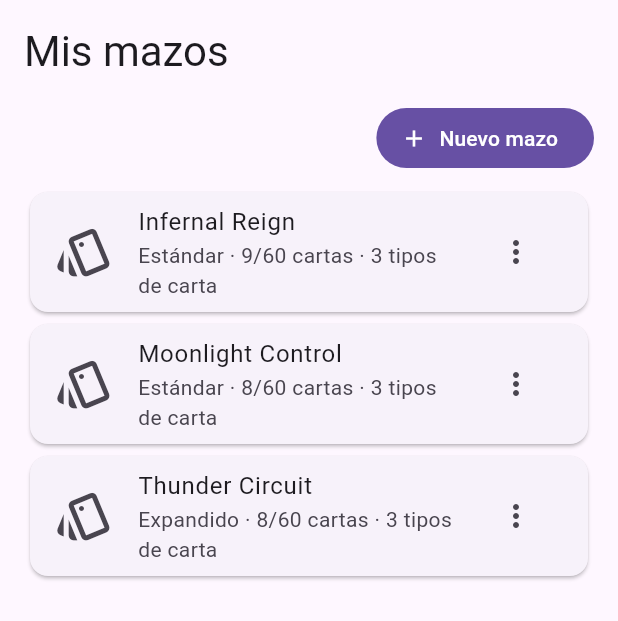
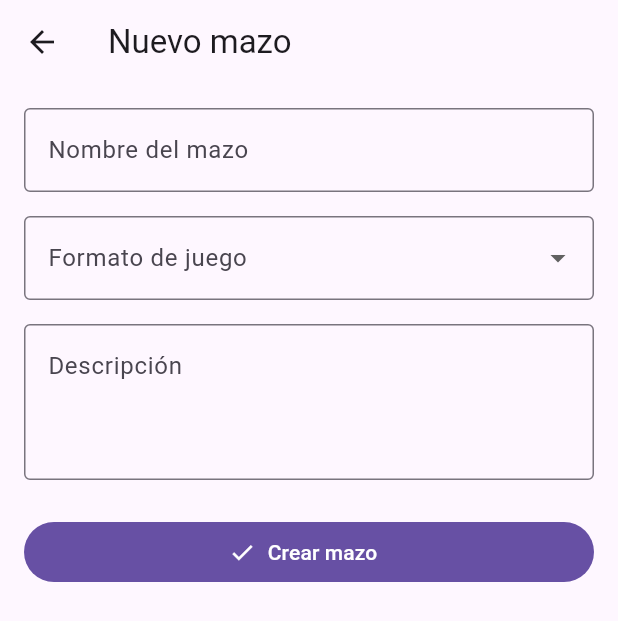
Before and after one commit to MorganJary/PokeMeta, a Flutter app: the DecksScreen widget shown alone on an empty page, opened directly, after a tap on "Nuevo mazo", on a phone screen of 412 x 824 dp. Shown: the top 621 px of the screen. Run offline on Flutter 3.47's test engine with Material 3 defaults, Android fonts, the light colour scheme and no system bars.

Commit message:
Agregar formulario de mazos, edicion desde detalle y actualizar documentacion

```diff
--- a/pokemeta/lib/models/deck_model.dart
+++ b/pokemeta/lib/models/deck_model.dart
@@ -12,11 +12,13 @@ class DeckModel {
     required this.name,
     required this.format,
     required this.cards,
+    this.description = '',
   });
 
   final String name;
   final String format;
   final List<DeckCardEntry> cards;
+  final String description;
 
   int get cardCount => cards.fold(0, (total, entry) => total + entry.count);
 }
@@ -25,6 +27,7 @@ final sampleDecks = [
   DeckModel(
     name: 'Infernal Reign',
     format: 'Estándar',
+    description: 'Mazo de Charizard ex que escala el daño con los Premios.',
     cards: [
       DeckCardEntry(card: sampleCards[0], count: 3),
       DeckCardEntry(card: sampleCards[3], count: 4),
@@ -34,6 +37,7 @@ final sampleDecks = [
   DeckModel(
     name: 'Moonlight Control',
     format: 'Estándar',
+    description: 'Control con Mew ex para copiar los ataques del rival.',
     cards: [
       DeckCardEntry(card: sampleCards[2], count: 2),
       DeckCardEntry(card: sampleCards[3], count: 4),
@@ -43,6 +47,7 @@ final sampleDecks = [
   DeckModel(
     name: 'Thunder Circuit',
     format: 'Expandido',
+    description: 'Mazo agresivo de Expandido centrado en Greninja ex.',
     cards: [
       DeckCardEntry(card: sampleCards[1], count: 4),
       DeckCardEntry(card: sampleCards[2], count: 2),
--- /dev/null
+++ b/pokemeta/lib/presentation/screens/decks/deck_form_screen.dart
@@ -0,0 +1,155 @@
+import 'package:flutter/material.dart';
+import 'package:pokemeta/models/deck_model.dart';
+
+/// Formulario para crear o editar un mazo.
+///
+/// - Si [deck] es null, crea un mazo nuevo.
+/// - Si [deck] trae un mazo, edita ese mazo (el formulario parte con sus datos).
+///
+/// Al guardar, devuelve el [DeckModel] resultante a la pantalla anterior
+/// con Navigator.pop. Si el usuario vuelve atrás, devuelve null.
+class DeckFormScreen extends StatefulWidget {
+  const DeckFormScreen({super.key, this.deck});
+
+  final DeckModel? deck;
+
+  @override
+  State<DeckFormScreen> createState() => _DeckFormScreenState();
+}
+
+class _DeckFormScreenState extends State<DeckFormScreen> {
+  /// La llave identifica al formulario y permite validarlo completo.
+  final _formKey = GlobalKey<FormState>();
+
+  late final TextEditingController _nameController;
+  late final TextEditingController _descriptionController;
+  String? _format;
+
+  static const _formats = ['Estándar', 'Expandido'];
+
+  bool get _isEditing => widget.deck != null;
+
+  @override
+  void initState() {
+    super.initState();
+    final deck = widget.deck;
+    _nameController = TextEditingController(text: deck?.name ?? '');
+    _descriptionController = TextEditingController(
+      text: deck?.description ?? '',
+    );
+    _format = deck?.format;
+  }
+
+  @override
+  void dispose() {
+    // Los controladores hay que liberarlos para no dejar memoria ocupada.
+    _nameController.dispose();
+    _descriptionController.dispose();
+    super.dispose();
+  }
+
+  // Un validator devuelve un texto con el error, o null si el valor es válido.
+  String? _validateName(String? value) {
+    final text = value?.trim() ?? '';
+    if (text.isEmpty) return 'Escribe un nombre para el mazo';
+    if (text.length < 3) return 'El nombre debe tener al menos 3 caracteres';
+    if (text.length > 30) return 'El nombre no puede superar los 30 caracteres';
+    return null;
+  }
+
+  String? _validateFormat(String? value) {
+    if (value == null) return 'Elige un formato de juego';
+    return null;
+  }
+
+  String? _validateDescription(String? value) {
+    final text = value?.trim() ?? '';
+    if (text.isEmpty) return 'Describe brevemente la estrategia del mazo';
+    if (text.length < 10) {
+      return 'La descripción debe tener al menos 10 caracteres';
+    }
+    if (text.length > 200) {
+      return 'La descripción no puede superar los 200 caracteres';
+    }
+    return null;
+  }
+
+  void _submit() {
+    // validate() ejecuta todos los validator y muestra los errores.
+    // Devuelve true solo si todos los campos son válidos.
+    if (!_formKey.currentState!.validate()) return;
+
+    final result = DeckModel(
+      name: _nameController.text.trim(),
+      format: _format!,
+      description: _descriptionController.text.trim(),
+      // Al editar se conservan las cartas; un mazo nuevo parte vacío.
+      cards: widget.deck?.cards ?? const [],
+    );
+    Navigator.of(context).pop(result);
+  }
+
+  @override
+  Widget build(BuildContext context) {
+    return Scaffold(
+      appBar: AppBar(title: Text(_isEditing ? 'Editar mazo' : 'Nuevo mazo')),
+      body: Form(
+        key: _formKey,
+        // Muestra los errores apenas el usuario toca un campo.
+        autovalidateMode: AutovalidateMode.onUserInteraction,
+        child: ListView(
+          padding: const EdgeInsets.all(16),
+          children: [
+            TextFormField(
+              controller: _nameController,
+              validator: _validateName,
+              textInputAction: TextInputAction.next,
+              textCapitalization: TextCapitalization.words,
+              decoration: const InputDecoration(
+                labelText: 'Nombre del mazo',
+                hintText: 'Ej. Infernal Reign',
+                border: OutlineInputBorder(),
+              ),
+            ),
+            const SizedBox(height: 16),
+            DropdownButtonFormField<String>(
+              initialValue: _format,
+              validator: _validateFormat,
+              // Al cambiar la opción, guardamos el valor para usarlo al enviar.
+              onChanged: (value) => _format = value,
+              decoration: const InputDecoration(
+                labelText: 'Formato de juego',
+                border: OutlineInputBorder(),
+              ),
+              items: [
+                for (final format in _formats)
+                  DropdownMenuItem(value: format, child: Text(format)),
+              ],
+            ),
+            const SizedBox(height: 16),
+            TextFormField(
+              controller: _descriptionController,
+              validator: _validateDescription,
+              minLines: 3,
+              maxLines: 5,
+              keyboardType: TextInputType.multiline,
+              textCapitalization: TextCapitalization.sentences,
+              decoration: const InputDecoration(
+                labelText: 'Descripción',
+                hintText: 'Cuenta cómo juega este mazo',
+                alignLabelWithHint: true,
+                border: OutlineInputBorder(),
+              ),
+            ),
+            const SizedBox(height: 24),
+            FilledButton.icon(
+              onPressed: _submit,
+              icon: const Icon(Icons.check),
+              label: Text(_isEditing ? 'Guardar cambios' : 'Crear mazo'),
+            ),
+          ],
+        ),
+      ),
+    );
+  }
+}
--- a/pokemeta/lib/presentation/screens/decks/decks_screen.dart
+++ b/pokemeta/lib/presentation/screens/decks/decks_screen.dart
@@ -1,9 +1,66 @@
 import 'package:flutter/material.dart';
 import 'package:pokemeta/models/deck_model.dart';
 import 'package:pokemeta/presentation/screens/decks/deck_detail_screen.dart';
+import 'package:pokemeta/presentation/screens/decks/deck_form_screen.dart';
 
-class DecksScreen extends StatelessWidget {
+/// Lista de mazos del usuario. Es StatefulWidget porque la lista cambia
+/// (se agregan y editan mazos).
+class DecksScreen extends StatefulWidget {
   const DecksScreen({super.key});
+
+  @override
+  State<DecksScreen> createState() => _DecksScreenState();
+}
+
+class _DecksScreenState extends State<DecksScreen> {
+  // Copia modificable de los datos de ejemplo.
+  // INTEGRACIÓN: aquí se reemplazará por los mazos que entregue Supabase.
+  final List<DeckModel> _decks = List.of(sampleDecks);
+
+  /// Abre el formulario y espera su resultado.
+  /// - Sin [deck]: crea un mazo nuevo.
+  /// - Con [deck]: edita ese mazo.
+  Future<void> _openForm({DeckModel? deck}) async {
+    final result = await Navigator.of(context).push<DeckModel>(
+      MaterialPageRoute<DeckModel>(
+        builder: (context) => DeckFormScreen(deck: deck),
+      ),
+    );
+
+    // result es null si el usuario volvió atrás sin guardar.
+    // mounted comprueba que la pantalla siga existiendo tras la espera.
+    if (result == null || !mounted) return;
+
+    // INTEGRACIÓN: antes de este setState, llamar al servicio de Supabase
+    // (insert si deck == null, update si no).
+    setState(() {
+      if (deck == null) {
+        _decks.add(result);
+      } else {
+        _decks[_decks.indexOf(deck)] = result;
+      }
+    });
+
+    ScaffoldMessenger.of(context).showSnackBar(
+      SnackBar(content: Text(deck == null ? 'Mazo creado' : 'Mazo actualizado')),
+    );
+  }
+
+  void _openDetail(DeckModel deck) {
+    // Guardamos la posición ahora: si el mazo se edita desde el detalle,
+    // el objeto cambia, pero su lugar en la lista sigue siendo el mismo.
+    final index = _decks.indexOf(deck);
+
+    Navigator.of(context).push(
+      MaterialPageRoute<void>(
+        builder: (context) => DeckDetailScreen(
+          deck: deck,
+          // INTEGRACIÓN: llamar también al servicio de actualización aquí.
+          onUpdated: (updated) => setState(() => _decks[index] = updated),
+        ),
+      ),
+    );
+  }
 
   @override
   Widget build(BuildContext context) {
@@ -15,13 +72,13 @@ class DecksScreen extends StatelessWidget {
         Align(
           alignment: Alignment.centerRight,
           child: FilledButton.icon(
-            onPressed: () {},
+            onPressed: () => _openForm(),
             icon: const Icon(Icons.add),
             label: const Text('Nuevo mazo'),
           ),
         ),
         const SizedBox(height: 8),
-        for (final deck in sampleDecks)
+        for (final deck in _decks)
           Card(
             child: ListTile(
               leading: const Icon(Icons.style_outlined, size: 40),
@@ -31,19 +88,16 @@ class DecksScreen extends StatelessWidget {
                 '${deck.cards.length} tipos de carta',
               ),
               trailing: PopupMenuButton<String>(
-                onSelected: (value) {},
+                onSelected: (value) {
+                  if (value == 'edit') _openForm(deck: deck);
+                  // INTEGRACIÓN: 'delete' aún no tiene acción.
+                },
                 itemBuilder: (context) => const [
                   PopupMenuItem(value: 'edit', child: Text('Editar')),
                   PopupMenuItem(value: 'delete', child: Text('Eliminar')),
                 ],
               ),
-              onTap: () {
-                Navigator.of(context).push(
-                  MaterialPageRoute<void>(
-                    builder: (context) => DeckDetailScreen(deck: deck),
-                  ),
-                );
-              },
+              onTap: () => _openDetail(deck),
             ),
           ),
       ],
```
Also changed, not shown: pokemeta/lib/presentation/screens/decks/deck_detail_screen.dart (+77 -5 lines), 2 other files.
